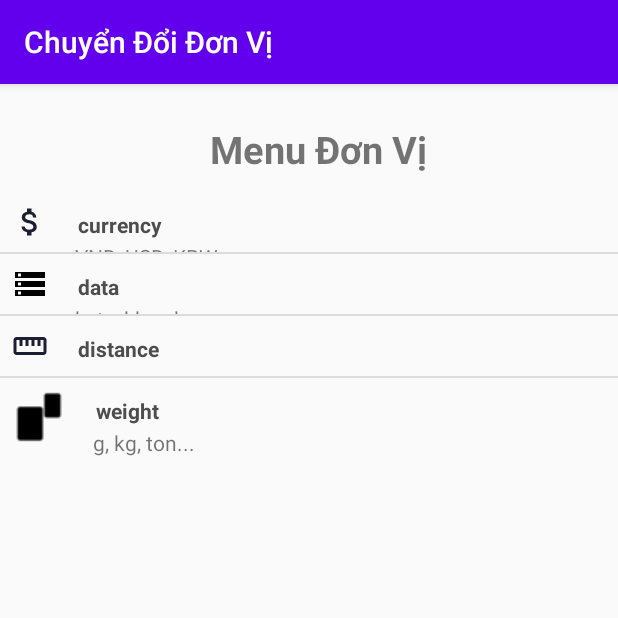
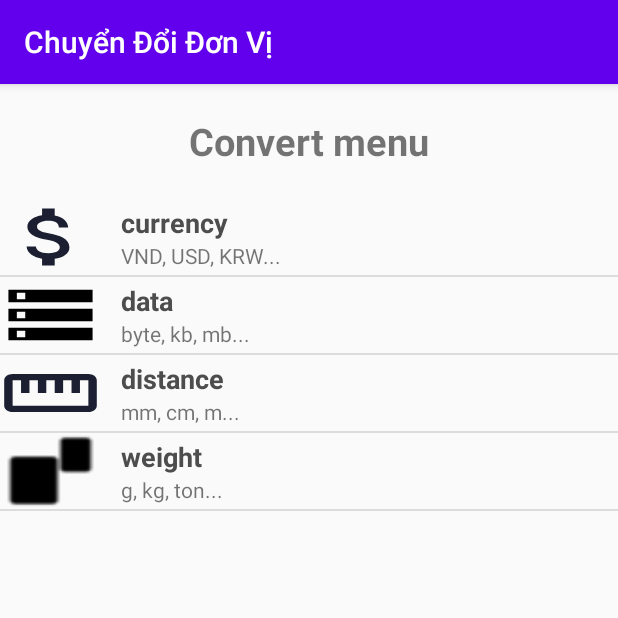
Before and after one commit to luutuantrinh/PMHoTroHocTap, an Android app: the screen it shows after launch (ListviewMenuChuyenDoi), on a phone screen of 412 x 824 dp, the top half of it. Run offline under Robolectric (Android 15) with nearby library versions, the light colour scheme and no system bars.

Commit message:
Cập nhật lần 2
Sửa lỗi thuật toán và chình giao diênh

```diff
--- a/app/src/main/java/com/tdc/edu/vn/myapplication/myadapter/ProductAdapter.java
+++ b/app/src/main/java/com/tdc/edu/vn/myapplication/myadapter/ProductAdapter.java
@@ -1,6 +1,5 @@
 package com.tdc.edu.vn.myapplication.myadapter;
 import android.app.Activity;
-import android.content.Context;
 import android.view.LayoutInflater;
 import android.view.View;
 import android.view.ViewGroup;
@@ -9,7 +8,6 @@ import android.widget.ImageView;
 import android.widget.TextView;
 
 import com.tdc.edu.vn.myapplication.R;
-import com.tdc.edu.vn.myapplication.database.Database;
 import com.tdc.edu.vn.myapplication.modals.ConvertType;
 
 import java.util.ArrayList;
@@ -32,9 +30,9 @@ public class ProductAdapter extends ArrayAdapter<ConvertType> {
         View row = inflater.inflate(R.layout.product,null,true);
 
         //Get view
-        TextView title = (TextView) row.findViewById(R.id.produc_Title);
+        TextView title = (TextView) row.findViewById(R.id.product_Title);
         TextView subTitle = (TextView) row.findViewById(R.id.subTile);
-        ImageView img = (ImageView) row.findViewById(R.id.imgaeView);
+        ImageView img = (ImageView) row.findViewById(R.id.imageView);
 
         ConvertType type = types.get(position);
         title.setText(type.getTypeName());
--- a/app/src/main/res/layout/activity_listview_menu_chuyen_doi.xml
+++ b/app/src/main/res/layout/activity_listview_menu_chuyen_doi.xml
@@ -1,32 +1,32 @@
 <?xml version="1.0" encoding="utf-8"?>
-<androidx.constraintlayout.widget.ConstraintLayout xmlns:android="http://schemas.android.com/apk/res/android"
+<LinearLayout xmlns:android="http://schemas.android.com/apk/res/android"
     xmlns:app="http://schemas.android.com/apk/res-auto"
     xmlns:tools="http://schemas.android.com/tools"
     android:layout_width="match_parent"
     android:layout_height="match_parent"
+    android:orientation="vertical"
     tools:context=".ListviewMenuChuyenDoi">
 
+    <LinearLayout
+        android:gravity="center"
+        android:layout_width="match_parent"
+        android:layout_height="0dp"
+        android:layout_weight="1">
         <TextView
             android:id="@+id/textView"
             android:layout_width="wrap_content"
             android:layout_height="wrap_content"
-        android:layout_marginLeft="140dp"
-        android:text="Menu Đơn Vị"
+            android:text="Convert menu"
             android:textSize="25dp"
             android:textStyle="bold"
-        app:layout_constraintBottom_toBottomOf="parent"
-        app:layout_constraintLeft_toLeftOf="parent"
-        app:layout_constraintTop_toTopOf="parent"
-        app:layout_constraintVertical_bias="0.035"></TextView>
+            ></TextView>
+    </LinearLayout>
 
     <ListView
         android:id="@+id/listProduct"
         android:layout_width="match_parent"
-        android:layout_height="wrap_content"
-        android:layout_marginTop="72dp"
-        app:layout_constraintEnd_toEndOf="parent"
-        app:layout_constraintHorizontal_bias="0.0"
-        app:layout_constraintStart_toStartOf="parent"
-        app:layout_constraintTop_toTopOf="parent"></ListView>
+        android:layout_height="0dp"
+        android:layout_weight="9"
+      ></ListView>
 
-</androidx.constraintlayout.widget.ConstraintLayout>
+</LinearLayout>
--- a/app/src/main/res/layout/product.xml
+++ b/app/src/main/res/layout/product.xml
@@ -6,33 +6,39 @@
     android:layout_height="match_parent"
     android:orientation="horizontal">
 
-    <ImageView
-        android:id="@+id/imgaeView"
-        android:layout_width="wrap_content"
-        android:layout_height="wrap_content"
-        android:scaleType="fitXY"
-        android:padding="8dp"></ImageView>
+    <LinearLayout
+        android:layout_width="0dp"
+        android:layout_height="match_parent"
+        android:layout_weight="1">
+        <ImageView
+            android:id="@+id/imageView"
+            android:layout_width="fill_parent"
+            android:layout_height="match_parent"
+            android:scaleType="fitXY"></ImageView>
+    </LinearLayout>
 
-<LinearLayout xmlns:android="http://schemas.android.com/apk/res/android"
-    android:layout_width="match_parent"
+<LinearLayout
+    android:layout_width="0dp"
+    android:layout_weight="5"
     android:layout_height="match_parent"
+    android:gravity="center_vertical"
+    android:layout_margin="3dp"
     android:orientation="vertical">
     <TextView
-        android:id="@+id/produc_Title"
-        android:layout_width="wrap_content"
+        android:id="@+id/product_Title"
+        android:layout_width="match_parent"
         android:layout_height="wrap_content"
         android:textStyle="bold"
-        android:padding="2dp"
-        android:text="MMMM"
+        android:textSize="18dp"
+        android:text="Sample"
         android:textColor="@color/productText"
-        android:layout_marginLeft="10dp"
-        android:layout_marginTop="10dp">
+        android:layout_marginLeft="10dp">
     </TextView>
 <TextView
     android:id="@+id/subTile"
-    android:layout_width="wrap_content"
+    android:layout_width="match_parent"
     android:layout_height="wrap_content"
-    android:text="TextView"
+    android:text="Sample"
     android:layout_marginLeft="10dp"></TextView>
 </LinearLayout>
 
```
Also changed, not shown: app/src/main/java/com/tdc/edu/vn/myapplication/ChuyenDoiLuuLuong.java (+34 -62 lines), app/src/main/res/layout/activity_chuyen_doi_luu_luong.xml (+4 -3 lines). Lines whose indentation alone changed are shown as unchanged.
